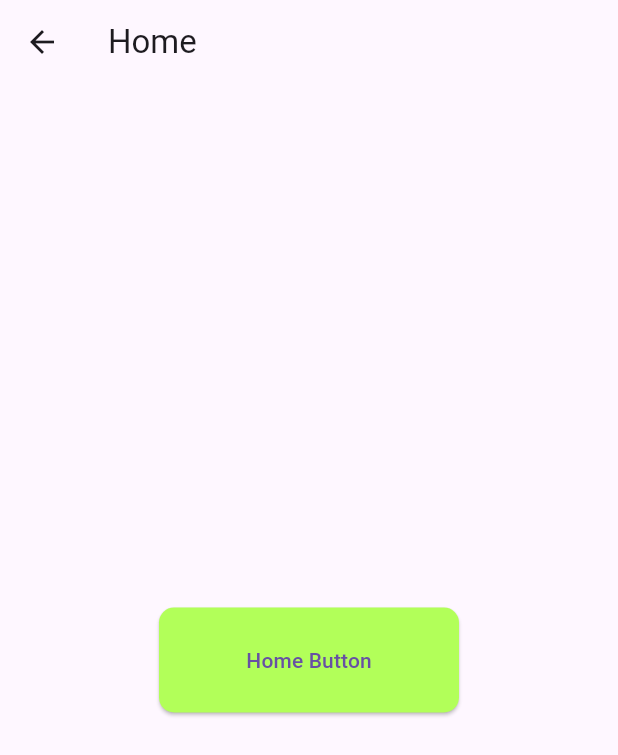
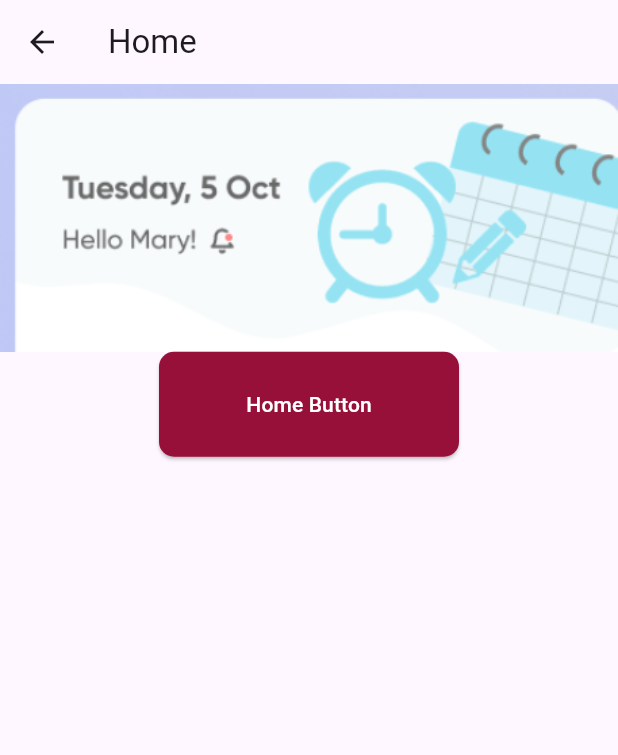
Before and after one commit to meetshaheer/Clean-Code-Reuseability, a Flutter app: the homeView screen opened directly, on a phone screen of 412 x 824 dp. Shown: the top 755 px of the screen. Run offline on Flutter 3.47's test engine with Material 3 defaults, Android fonts, the phone set to English and light mode, and no system bars.

Commit message:
defining constant properties of App

```diff
--- a/code/lib/HomeView/homeView.dart
+++ b/code/lib/HomeView/homeView.dart
@@ -1,4 +1,6 @@
 import 'package:code/Widgets/customButton.dart';
+import 'package:code/constants/appColors.dart';
+import 'package:code/constants/appImages.dart';
 import 'package:flutter/material.dart';
 
 class homeView extends StatelessWidget {
@@ -11,9 +13,13 @@ class homeView extends StatelessWidget {
         title: Text("Home "),
       ),
       body: SafeArea(
-          child: Center(
+          child: Column(
+        children: [
+          Image.asset(AppImages.homebanner),
+          Center(
               child: customButton(
-        color: Colors.accents[10],
+            textcolor: AppColor.textcolor,
+            color: AppColor.buttoncolor,
             text: "Home Button",
             height: 70,
             width: 200,
@@ -21,7 +27,9 @@ class homeView extends StatelessWidget {
             onPressed: () {
               Navigator.pop(context);
             },
-      ))),
+          )),
+        ],
+      )),
     );
   }
 }
--- a/code/lib/Widgets/customButton.dart
+++ b/code/lib/Widgets/customButton.dart
@@ -5,6 +5,7 @@ class customButton extends StatelessWidget {
   final double height;
   final double width;
   final Color? color;
+  final Color? textcolor;
   final double borderradius;
   final void Function()? onPressed;
 
@@ -16,6 +17,7 @@ class customButton extends StatelessWidget {
     required this.width,
     this.color,
     required this.borderradius,
+    this.textcolor,
   });
 
   @override
@@ -32,7 +34,10 @@ class customButton extends StatelessWidget {
               ),
             )),
         onPressed: onPressed,
-        child: Text(text),
+        child: Text(
+          text,
+          style: TextStyle(color: textcolor),
+        ),
       ),
     );
   }
--- /dev/null
+++ b/code/lib/constants/appColors.dart
@@ -0,0 +1,6 @@
+import 'package:flutter/material.dart';
+
+class AppColor {
+  static Color buttoncolor = Color(0xff971039);
+  static Color textcolor = Colors.white;
+}
--- /dev/null
+++ b/code/lib/constants/appImages.dart
@@ -0,0 +1,3 @@
+class AppImages {
+  static String homebanner = "assets/banner.png";
+}
--- a/code/pubspec.yaml
+++ b/code/pubspec.yaml
@@ -59,8 +59,8 @@ flutter:
   uses-material-design: true
 
   # To add assets to your application, add an assets section, like this:
-  # assets:
-  #   - images/a_dot_burr.jpeg
+  assets:
+    - assets/banner.png
   #   - images/a_dot_ham.jpeg
 
   # An image asset can refer to one or more resolution-specific "variants", see
```
Also changed, not shown: code/assets/banner.png (added). Lines whose indentation alone changed are shown as unchanged.
